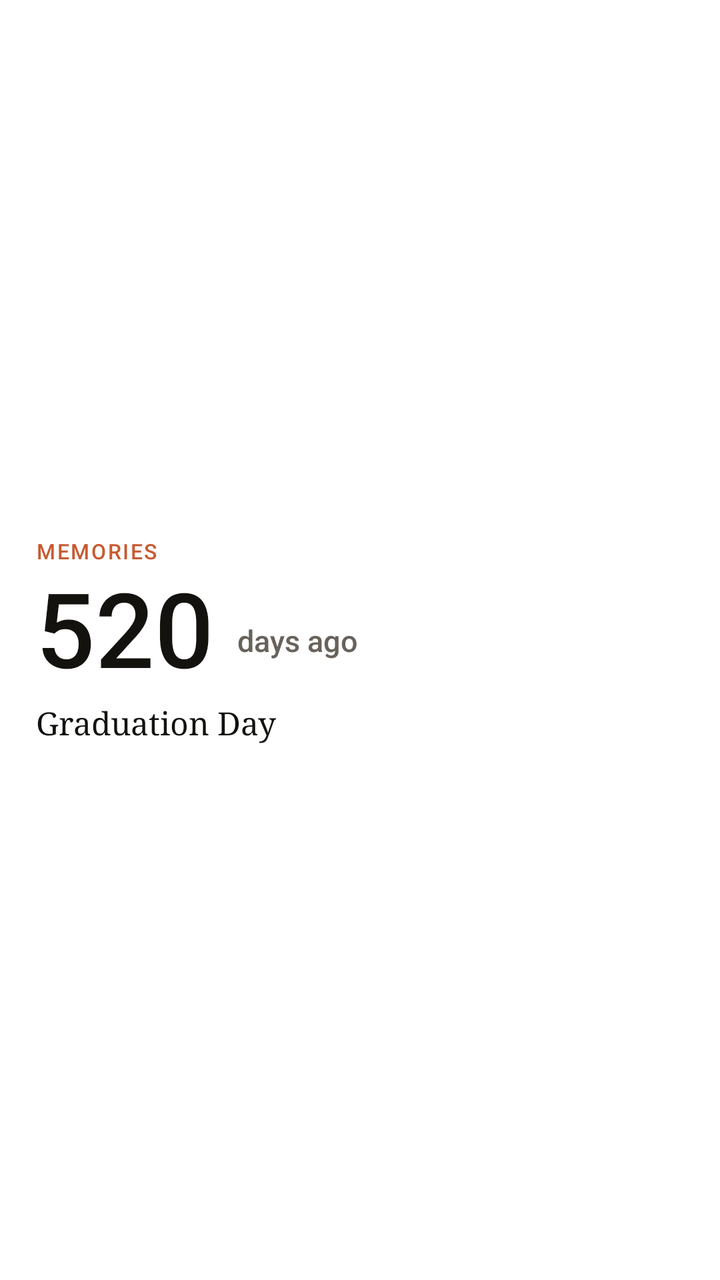
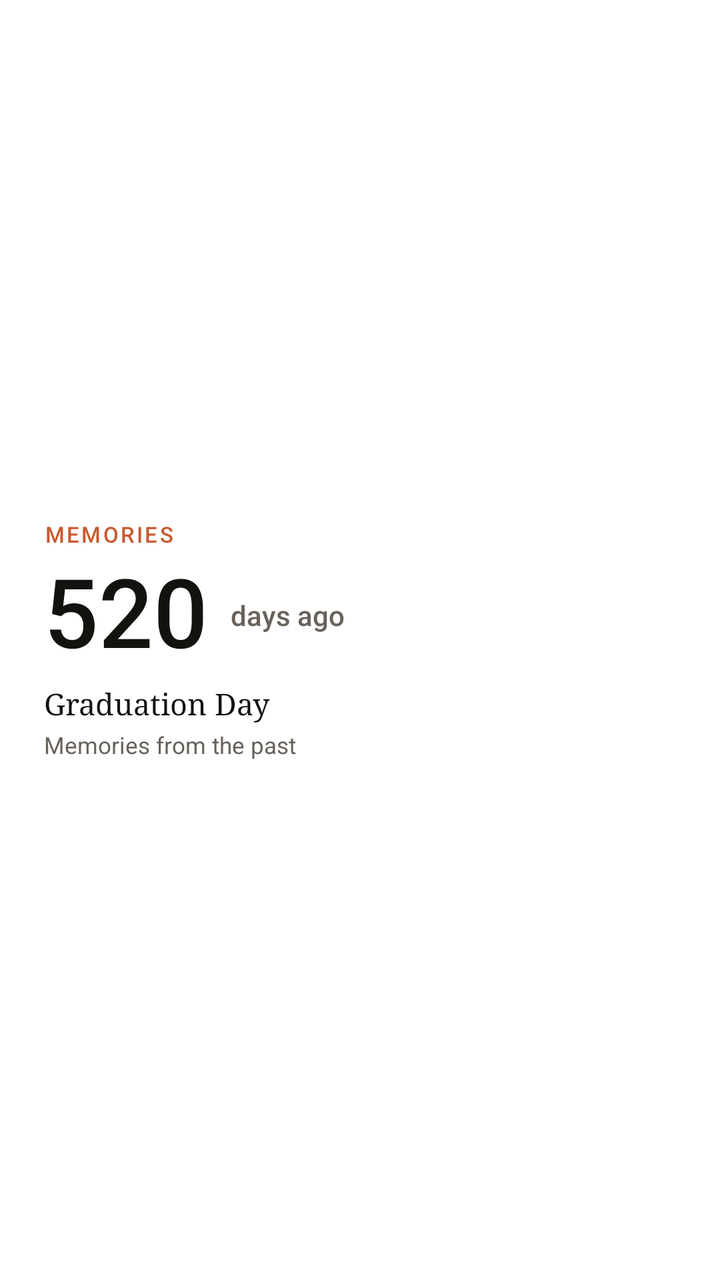

The first picture is an Android layout as it rendered before a commit; the second is the same layout after the commit. The layout source and the unified diff follow.
<!-- AndroidManifest.xml: fallback theme Theme.MaterialComponents.DayNight.NoActionBar -->
<!-- res/layout/widget_then_moment.xml -->
<?xml version="1.0" encoding="utf-8"?>
<FrameLayout xmlns:android="http://schemas.android.com/apk/res/android"
    android:id="@+id/widget_root"
    android:layout_width="match_parent"
    android:layout_height="match_parent">

    <ImageView
        android:id="@+id/widget_bg"
        android:layout_width="match_parent"
        android:layout_height="match_parent"
        android:scaleType="fitXY" />

    <LinearLayout
        android:layout_width="match_parent"
        android:layout_height="match_parent"
        android:orientation="vertical"
        android:gravity="center_vertical"
        android:padding="18dp">

        <TextView
            android:id="@+id/then_header"
            android:layout_width="wrap_content"
            android:layout_height="wrap_content"
            android:text="MEMORIES"
            android:textSize="10.5sp"
            android:fontFamily="sans-serif-medium"
            android:textColor="#C85A32"
            android:letterSpacing="0.08" />

        <LinearLayout
            android:layout_width="wrap_content"
            android:layout_height="wrap_content"
            android:orientation="horizontal"
            android:gravity="bottom"
            android:layout_marginTop="3dp">

            <TextView
                android:id="@+id/then_days"
                android:layout_width="wrap_content"
                android:layout_height="wrap_content"
                android:text="520"
                android:textSize="52sp"
                android:fontFamily="sans-serif-medium"
                android:textColor="#14120E"
                android:includeFontPadding="false"
                android:maxLines="1"
                android:ellipsize="end" />

            <TextView
                android:id="@+id/then_unit_label"
                android:layout_width="wrap_content"
                android:layout_height="wrap_content"
                android:text=" days ago"
                android:textSize="15sp"
                android:fontFamily="sans-serif-medium"
                android:textColor="#68625B"
                android:layout_marginStart="8dp"
                android:layout_marginBottom="8dp" />
        </LinearLayout>

        <TextView
            android:id="@+id/then_title"
            android:layout_width="wrap_content"
            android:layout_height="wrap_content"
            android:text="Graduation Day"
            android:textSize="16sp"
            android:fontFamily="serif"
            android:textColor="#14120E"
            android:layout_marginTop="4dp"
            android:maxLines="1"
            android:ellipsize="end" />
    </LinearLayout>
</FrameLayout>
<!-- resources referenced by this layout -->
<resources>

</resources>

<!-- the commit's change to res/layout/widget_then_moment.xml (unified diff, before → after) -->
@@ -15,31 +15,37 @@
         android:layout_height="match_parent"
         android:orientation="vertical"
         android:gravity="center_vertical"
-        android:padding="18dp">
+        android:paddingStart="22dp"
+        android:paddingEnd="22dp"
+        android:paddingTop="16dp"
+        android:paddingBottom="16dp">
 
+        
         <TextView
             android:id="@+id/then_header"
             android:layout_width="wrap_content"
             android:layout_height="wrap_content"
             android:text="MEMORIES"
-            android:textSize="10.5sp"
+            android:textSize="11sp"
             android:fontFamily="sans-serif-medium"
             android:textColor="#C85A32"
-            android:letterSpacing="0.08" />
+            android:letterSpacing="0.1" />
 
+        
         <LinearLayout
-            android:layout_width="wrap_content"
+            android:layout_width="match_parent"
             android:layout_height="wrap_content"
             android:orientation="horizontal"
-            android:gravity="bottom"
-            android:layout_marginTop="3dp">
+            android:gravity="center_vertical"
+            android:layout_marginTop="5dp"
+            android:layout_marginBottom="4dp">
 
             <TextView
                 android:id="@+id/then_days"
                 android:layout_width="wrap_content"
                 android:layout_height="wrap_content"
                 android:text="520"
-                android:textSize="52sp"
+                android:textSize="48sp"
                 android:fontFamily="sans-serif-medium"
                 android:textColor="#14120E"
                 android:includeFontPadding="false"
@@ -51,22 +57,37 @@
                 android:layout_width="wrap_content"
                 android:layout_height="wrap_content"
                 android:text=" days ago"
-                android:textSize="15sp"
+                android:textSize="14sp"
                 android:fontFamily="sans-serif-medium"
                 android:textColor="#68625B"
                 android:layout_marginStart="8dp"
-                android:layout_marginBottom="8dp" />
+                android:singleLine="true" />
         </LinearLayout>
 
+        
         <TextView
             android:id="@+id/then_title"
-            android:layout_width="wrap_content"
+            android:layout_width="match_parent"
             android:layout_height="wrap_content"
             android:text="Graduation Day"
-            android:textSize="16sp"
+            android:textSize="15sp"
             android:fontFamily="serif"
             android:textColor="#14120E"
-            android:layout_marginTop="4dp"
+            android:maxLines="2"
+            android:ellipsize="end"
+            android:lineSpacingExtra="2dp"
+            android:layout_marginTop="2dp" />
+
+        
+        <TextView
+            android:id="@+id/then_date_subtitle"
+            android:layout_width="match_parent"
+            android:layout_height="wrap_content"
+            android:text="Memories from the past"
+            android:textSize="11.5sp"
+            android:fontFamily="sans-serif"
+            android:textColor="#68625B"
+            android:layout_marginTop="3dp"
             android:maxLines="1"
             android:ellipsize="end" />
     </LinearLayout>
